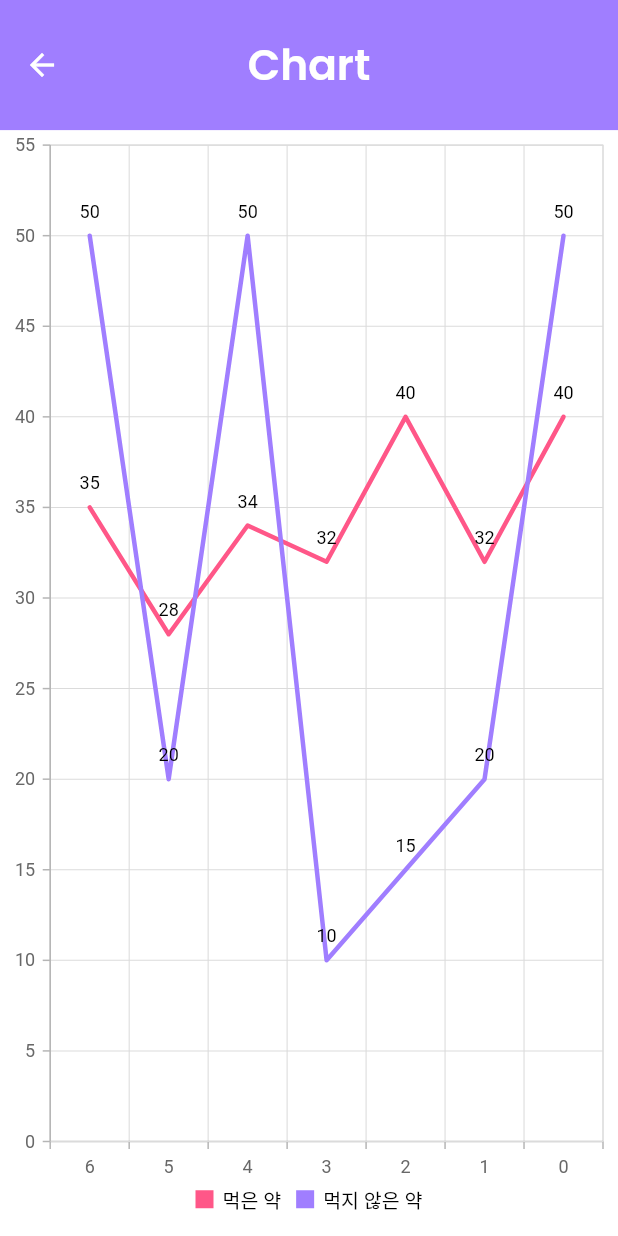
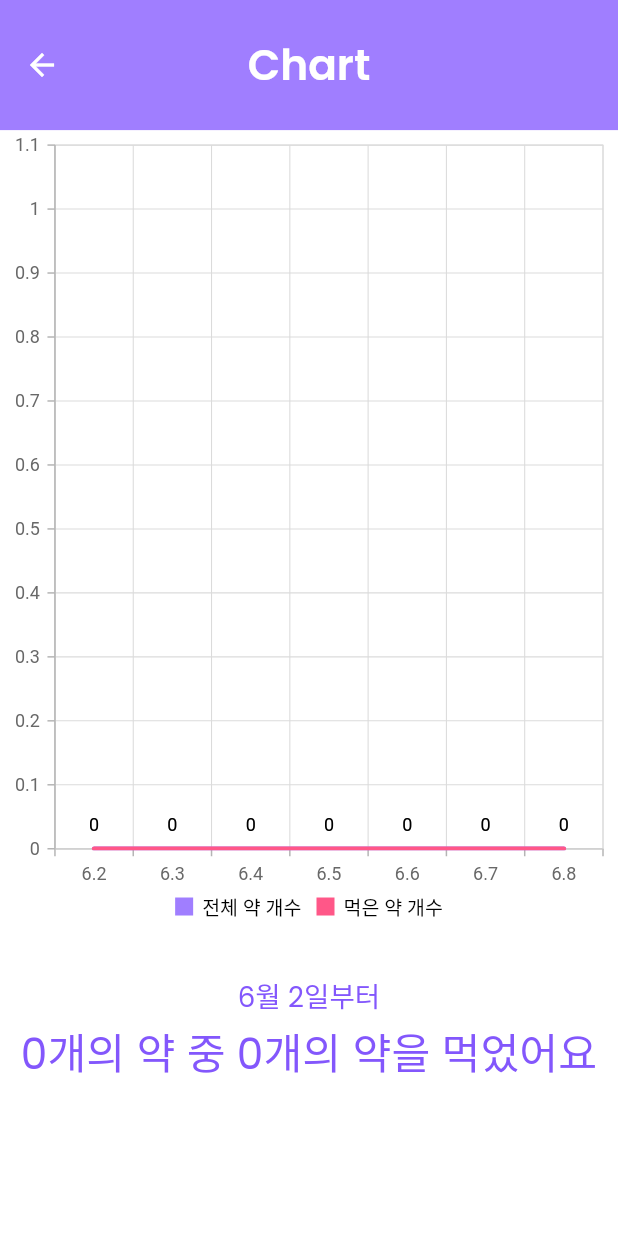
Before and after one commit to iyeaaa/Jeong-Yak-yong, a Flutter app: the ChartPage screen opened directly, on a phone screen of 412 x 824 dp. Run offline on Flutter 3.47's test engine with Material 2 defaults, Android fonts, the light colour scheme and no system bars; our stand-ins replace auto_size_text, cloud_firestore, firebase_auth, firebase_core, flutter_native_splash, flutter_staggered_animations and 4 more; missing offline and left inert: alarm, bottom_bar_with_sheet, reviews_slider, timer_builder; accounts and stored records are empty.

Commit message:
통계구현완료

```diff
--- a/lib/alarm_screens/edit_alarm.dart
+++ b/lib/alarm_screens/edit_alarm.dart
@@ -2,6 +2,7 @@
 import 'package:alarm/alarm.dart';
 import 'package:flutter/material.dart';
 import 'package:medicine_app/medicine_data/medicine_cnt_management.dart';
+import 'package:medicine_app/util/loading_bar.dart';
 import '../util/collection.dart';
 
 class AlarmEditScreen extends StatefulWidget {
@@ -133,6 +134,7 @@ class _AlarmEditScreenState extends State<AlarmEditScreen> {
 
     sortEventList();
 
+    if (context.mounted) showScaffold("알람을 추가했어요", context, 1);
   }
 
   // 삭제버튼의 삭제기능
--- a/lib/main_pages/chartpage.dart
+++ b/lib/main_pages/chartpage.dart
@@ -1,4 +1,5 @@
 import 'package:flutter/material.dart';
+import 'package:medicine_app/util/event.dart';
 import 'package:syncfusion_flutter_charts/charts.dart';
 import '../util/utils.dart';
 
@@ -17,25 +18,45 @@ class ChartPage extends StatefulWidget {
 }
 
 class _ChartPageState extends State<ChartPage> {
-  List<_SalesData> takeChartData = [
-    _SalesData('6', 35),
-    _SalesData('5', 28),
-    _SalesData('4', 34),
-    _SalesData('3', 32),
-    _SalesData('2', 40),
-    _SalesData('1', 32),
-    _SalesData('0', 40),
-  ];
+  var curTime = DateTime.now();
+  late DateTime firstTime;
+  List<_SalesData> takeChartData = [];
+  List<_SalesData> tookChartData = [];
+  int totalCnt = 0;
+  int tookCnt = 0;
 
-  List<_SalesData> tookChartData = [
-    _SalesData('6', 50),
-    _SalesData('5', 20),
-    _SalesData('4', 50),
-    _SalesData('3', 10),
-    _SalesData('2', 15),
-    _SalesData('1', 20),
-    _SalesData('0', 50),
-  ];
+  @override
+  void initState() {
+    super.initState();
+
+    firstTime = curTime.add(const Duration(days: -5));
+    List<double> takeList = List.generate(7, (index) => 0, growable: false);
+    List<double> tookList = List.generate(7, (index) => 0, growable: false);
+    List<DateTime> correctKey = kEvents.keys.where((element) {
+      int diff = curTime.day - element.day;
+      return -1 <= diff && diff <= 5;
+    }).toList();
+
+    for (DateTime key in correctKey) {
+      for (Event event in kEvents[key]!) {
+        if (!event.memo) {
+          int keyToIdx = curTime.day - key.day + 1;
+          takeList[keyToIdx]++;
+          totalCnt++;
+          if (event.take) {
+            tookList[keyToIdx]++;
+            tookCnt++;
+          }
+        }
+      }
+    }
+
+    for (int i = 0; i < 7; i++) {
+      var yet = curTime.add(Duration(days: i - 5));
+      takeChartData.add(_SalesData("${yet.month}.${yet.day}", takeList[6 - i]));
+      tookChartData.add(_SalesData("${yet.month}.${yet.day}", tookList[6 - i]));
+    }
+  }
 
   @override
   Widget build(BuildContext context) {
@@ -58,11 +79,17 @@ class _ChartPageState extends State<ChartPage> {
         elevation: 0,
         toolbarHeight: 80 * fem,
       ),
-      body: Column(
+      body: SingleChildScrollView(
+        child: SafeArea(
+          child: Center(
+            child: Column(
+              crossAxisAlignment: CrossAxisAlignment.center,
               children: [
-          Expanded(
+                SizedBox(
+                  height: 500 * fem,
                   child: SfCartesianChart(
                     primaryXAxis: CategoryAxis(),
+                    enableAxisAnimation: false,
                     // Chart title
                     legend: Legend(isVisible: true),
                     // Enable tooltip
@@ -70,28 +97,52 @@ class _ChartPageState extends State<ChartPage> {
                     series: <ChartSeries<_SalesData, String>>[
                       LineSeries<_SalesData, String>(
                         width: 3,
-                  color: const Color(0xffff5788),
+                        color: const Color(0xFFA07EFF),
                         dataSource: takeChartData,
                         xValueMapper: (_SalesData sales, _) => sales.key,
                         yValueMapper: (_SalesData sales, _) => sales.value,
-                  name: '먹은 약',
+                        name: '전체 약 개수',
                         // Enable data label
-                  dataLabelSettings: const DataLabelSettings(isVisible: true),
+                        dataLabelSettings:
+                            const DataLabelSettings(isVisible: true),
                       ),
                       LineSeries<_SalesData, String>(
                         width: 3,
-                  color: const Color(0xFFA07EFF),
+                        color: const Color(0xffff5788),
                         dataSource: tookChartData,
                         xValueMapper: (_SalesData sales, _) => sales.key,
                         yValueMapper: (_SalesData sales, _) => sales.value,
-                  name: '먹지 않은 약',
+                        name: '먹은 약 개수',
                         // Enable data label
-                  dataLabelSettings: const DataLabelSettings(isVisible: true),
+                        dataLabelSettings:
+                            const DataLabelSettings(isVisible: true),
                       ),
                     ],
                   ),
                 ),
+                SizedBox(height: 20*fem),
+                Text(
+                  "${firstTime.month}월 ${firstTime.day}일부터",
+                  style: SafeGoogleFont(
+                    'Poppins',
+                    fontSize: 17 * fem,
+                    fontWeight: FontWeight.w400,
+                    color: const Color(0xff8357fc),
+                  ),
+                ),
+                Text(
+                  "$totalCnt개의 약 중 $tookCnt개의 약을 먹었어요",
+                  style: SafeGoogleFont(
+                    'Poppins',
+                    fontSize: 26 * fem,
+                    fontWeight: FontWeight.w400,
+                    color: const Color(0xff8357fc),
+                  ),
+                ),
               ],
+            ),
+          ),
+        ),
       ),
     );
   }
--- a/lib/main_pages/homepage.dart
+++ b/lib/main_pages/homepage.dart
@@ -505,7 +505,6 @@ class _HomePageState extends State<HomePage> {
                                         child: Container(
                                           padding: EdgeInsets.fromLTRB(
                                               0, 10 * fem, 10 * fem, 0),
-                                          height: 97 * fem,
                                           child: AlarmTile(
                                             key: Key(alarms[idx].id.toString()),
                                             onDismissed: () async {
--- a/lib/util/alarm_tile.dart
+++ b/lib/util/alarm_tile.dart
@@ -23,7 +23,6 @@ class AlarmTile extends StatelessWidget {
       onTap: ontap,
       child: Container(
         width: 200 * fem,
-        height: 320 * fem,
         padding: EdgeInsets.all(10 * fem),
         decoration: BoxDecoration(
           color: const Color(0xffffffff),
@@ -74,8 +73,8 @@ class AlarmTile extends StatelessWidget {
                 'Chivo Mono',
                 // fontSize: 17 * fem,
                 height: 1.7*fem,
-                fontWeight: FontWeight.w600,
-                color: const Color(0xff5c24ff),
+                fontWeight: FontWeight.bold,
+                color: const Color(0xff7748ff),
               ),
             ),
           ],
```
Lines whose indentation alone changed are shown as unchanged.
